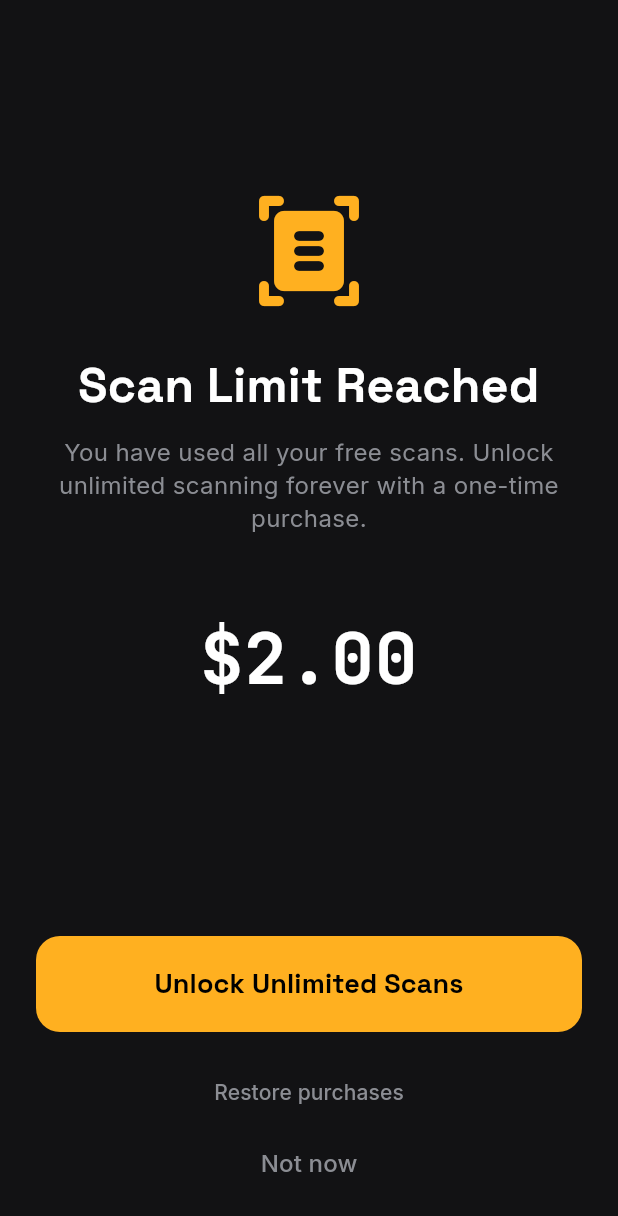
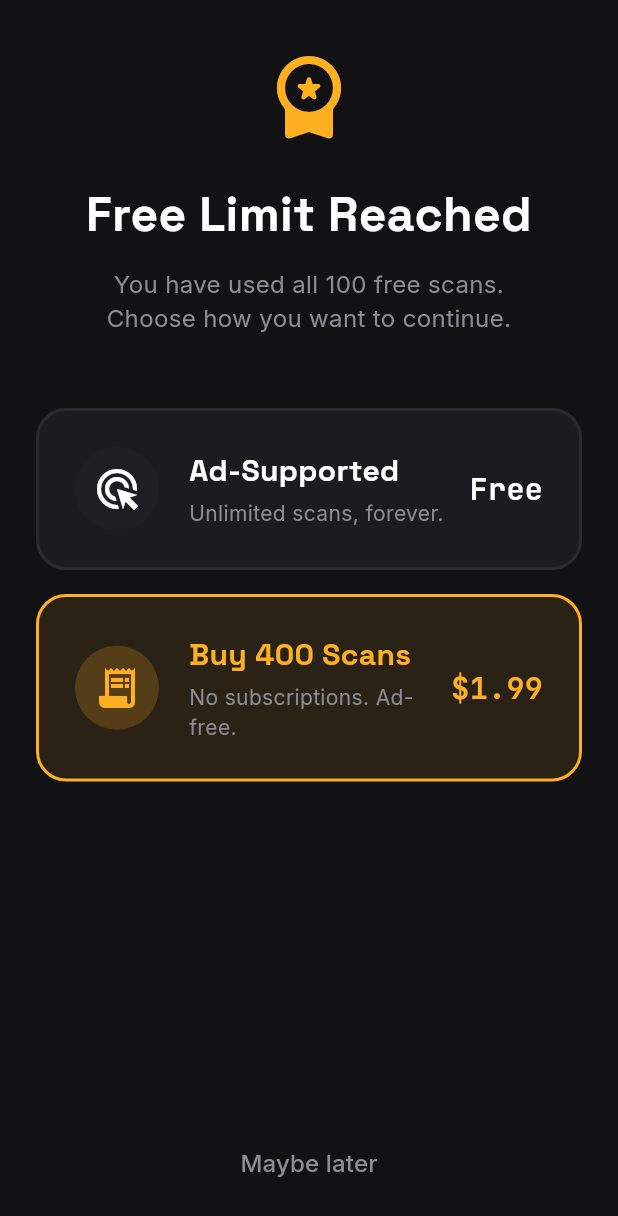
Before and after one commit to Allrounder687/IT-SCANS, a Flutter app: the PaywallScreen screen opened directly, on a phone screen of 412 x 824 dp. Shown: the top 1216 px of the screen. Run offline on Flutter 3.47's test engine with Material 3 defaults, Android fonts, the phone set to English and light mode, and no system bars; our stand-ins replace google_fonts, google_mobile_ads, google_sign_in, in_app_purchase, share_plus, shared_preferences and 1 more; missing offline and left inert: extension_google_sign_in_as_googleapis_auth, flutter_doc_scanner, flutter_pdfview, google_mlkit_text_recognition, googleapis, pdfx; accounts and stored records are empty; network calls fail.

```diff
--- a/lib/providers/monetization_provider.dart
+++ b/lib/providers/monetization_provider.dart
@@ -10,16 +10,20 @@ class MonetizationProvider extends ChangeNotifier {
   bool _isLoading = true;
   int _scanCount = 0;
   bool _isPremium = false;
+  bool _isAdSupported = false;
+  int _purchasedScans = 0;
 
-  // Hardcoded for Phase 3 per product requirements
-  static const String premiumProductId = 'premium_unlock';
+  static const String premiumProductId = 'scan_pack_400';
   ProductDetails? _premiumProduct;
 
   bool get isLoading => _isLoading;
   int get scanCount => _scanCount;
   bool get isPremium => _isPremium;
-  bool get canScan => _isPremium || _scanCount < MonetizationService.freeScanLimit;
-  int get remainingFreeScans => MonetizationService.freeScanLimit - _scanCount;
+  bool get isAdSupported => _isAdSupported;
+  int get purchasedScans => _purchasedScans;
+
+  bool get canScan => _isPremium || _isAdSupported || _scanCount < (MonetizationService.freeScanLimit + _purchasedScans);
+  int get remainingFreeScans => (MonetizationService.freeScanLimit + _purchasedScans) - _scanCount;
   ProductDetails? get premiumProduct => _premiumProduct;
 
   MonetizationProvider() {
@@ -29,6 +33,8 @@ class MonetizationProvider extends ChangeNotifier {
   Future<void> _init() async {
     _scanCount = await _service.getScanCount();
     _isPremium = await _service.hasUnlockedPremium();
+    _isAdSupported = await _service.isAdSupported();
+    _purchasedScans = await _service.getPurchasedScans();
 
     _subscription = _service.purchaseStream.listen((purchaseDetailsList) {
       _listenToPurchaseUpdated(purchaseDetailsList);
@@ -44,11 +50,17 @@ class MonetizationProvider extends ChangeNotifier {
   }
 
   Future<void> incrementScanCount() async {
-    if (!_isPremium) {
+    if (!_isPremium && !_isAdSupported) {
       await _service.incrementScanCount();
       _scanCount = await _service.getScanCount();
       notifyListeners();
     }
+  }
+
+  Future<void> chooseAdSupportedTier() async {
+    await _service.setAdSupported(true);
+    _isAdSupported = true;
+    notifyListeners();
   }
 
   Future<void> _loadProducts() async {
@@ -65,7 +77,7 @@ class MonetizationProvider extends ChangeNotifier {
 
   Future<void> purchasePremium() async {
     if (_premiumProduct != null) {
-      await _service.buyPremiumUnlock(_premiumProduct!);
+      await _service.buyConsumablePack(_premiumProduct!);
     }
   }
 
@@ -78,8 +90,9 @@ class MonetizationProvider extends ChangeNotifier {
       if (purchaseDetails.status == PurchaseStatus.purchased ||
           purchaseDetails.status == PurchaseStatus.restored) {
         if (purchaseDetails.productID == premiumProductId) {
-          await _service.setPremiumUnlocked(true);
-          _isPremium = true;
+          // Increment consumable scans
+          await _service.addPurchasedScans(400);
+          _purchasedScans = await _service.getPurchasedScans();
           notifyListeners();
         }
       }
--- a/lib/screens/paywall/paywall_screen.dart
+++ b/lib/screens/paywall/paywall_screen.dart
@@ -15,99 +15,80 @@ class PaywallScreen extends StatelessWidget {
         child: Consumer<MonetizationProvider>(
           builder: (context, monetization, child) {
             return Column(
+              crossAxisAlignment: CrossAxisAlignment.stretch,
               children: [
-                Expanded(
-                  child: Center(
-                    child: Padding(
-                      padding: const EdgeInsets.symmetric(horizontal: 32.0),
-                      child: Column(
-                        mainAxisAlignment: MainAxisAlignment.center,
-                        children: [
-                          const Icon(Icons.document_scanner_rounded, size: 80, color: appAccent),
                 const SizedBox(height: 32),
+                const Icon(Icons.workspace_premium_rounded, size: 64, color: appAccent),
+                const SizedBox(height: 24),
                 Text(
-                            'Scan Limit Reached',
+                  'Free Limit Reached',
                   textAlign: TextAlign.center,
                   style: GoogleFonts.spaceGrotesk(
                     fontSize: 32,
                     fontWeight: FontWeight.bold,
                     color: Colors.white,
-                              height: 1.1,
                   ),
                 ),
-                          const SizedBox(height: 16),
+                const SizedBox(height: 12),
                 Text(
-                            'You have used all your free scans. Unlock unlimited scanning forever with a one-time purchase.',
+                  'You have used all 100 free scans.\nChoose how you want to continue.',
                   textAlign: TextAlign.center,
                   style: GoogleFonts.inter(
                     fontSize: 16,
                     color: appTextMuted,
-                              height: 1.4,
                   ),
                 ),
                 const SizedBox(height: 48),
-                          Text(
-                            monetization.premiumProduct?.price ?? '\$2.00',
-                            style: GoogleFonts.jetBrainsMono(
-                              fontSize: 48,
-                              fontWeight: FontWeight.bold,
-                              color: Colors.white,
+                Expanded(
+                  child: Padding(
+                    padding: const EdgeInsets.symmetric(horizontal: 24.0),
+                    child: Column(
+                      children: [
+                        _buildChoiceCard(
+                          title: 'Ad-Supported',
+                          subtitle: 'Unlimited scans, forever.',
+                          price: 'Free',
+                          icon: Icons.ads_click,
+                          color: appSurface,
+                          borderColor: appLine,
+                          onTap: () async {
+                            await monetization.chooseAdSupportedTier();
+                            if (context.mounted) Navigator.pop(context);
+                          },
                         ),
+                        const SizedBox(height: 16),
+                        _buildChoiceCard(
+                          title: 'Buy 400 Scans',
+                          subtitle: 'No subscriptions. Ad-free.',
+                          price: monetization.premiumProduct?.price ?? '\$1.99',
+                          icon: Icons.receipt_long,
+                          color: appAccent.withOpacity(0.1),
+                          borderColor: appAccent,
+                          textColor: appAccent,
+                          onTap: monetization.isLoading
+                              ? null
+                              : () async {
+                                  await monetization.purchasePremium();
+                                  // Navigating back is handled by purchase stream listener or user manually returning
+                                  // But we can pop optimistically if you prefer, or just wait for the user.
+                                },
                         ),
                       ],
                     ),
                   ),
                 ),
-                ),
                 Padding(
                   padding: const EdgeInsets.all(24.0),
-                  child: Column(
-                    children: [
-                      ElevatedButton(
-                        style: ElevatedButton.styleFrom(
-                          backgroundColor: appAccent,
-                          foregroundColor: Colors.black,
-                          minimumSize: const Size(double.infinity, 64),
-                          shape: RoundedRectangleBorder(
-                            borderRadius: BorderRadius.circular(16),
-                          ),
-                          elevation: 0,
-                        ),
-                        onPressed: monetization.isLoading || monetization.isPremium
-                            ? null
-                            : () async {
-                                await monetization.purchasePremium();
-                                if (context.mounted && monetization.isPremium) {
+                  child: TextButton(
+                    onPressed: () {
+                      if (Navigator.canPop(context)) {
                         Navigator.pop(context);
                       }
                     },
                     child: Text(
-                          'Unlock Unlimited Scans',
-                          style: GoogleFonts.spaceGrotesk(
-                            fontSize: 18,
-                            fontWeight: FontWeight.bold,
-                            color: Colors.black,
-                          ),
-                        ),
-                      ),
-                      const SizedBox(height: 16),
-                      TextButton(
-                        onPressed: () {
-                          monetization.restorePurchases();
-                        },
-                        child: Text(
-                          'Restore purchases',
-                          style: GoogleFonts.inter(color: appTextMuted, fontSize: 14),
-                        ),
-                      ),
-                      TextButton(
-                        onPressed: () => Navigator.pop(context),
-                        child: Text(
-                          'Not now',
+                      'Maybe later',
                       style: GoogleFonts.inter(color: appTextMuted, fontSize: 16),
                     ),
-                      ),
-                    ],
                   ),
                 ),
               ],
@@ -117,4 +98,72 @@ class PaywallScreen extends StatelessWidget {
       ),
     );
   }
+
+  Widget _buildChoiceCard({
+    required String title,
+    required String subtitle,
+    required String price,
+    required IconData icon,
+    required Color color,
+    required Color borderColor,
+    Color textColor = Colors.white,
+    VoidCallback? onTap,
+  }) {
+    return InkWell(
+      onTap: onTap,
+      borderRadius: BorderRadius.circular(20),
+      child: Container(
+        padding: const EdgeInsets.all(24),
+        decoration: BoxDecoration(
+          color: color,
+          borderRadius: BorderRadius.circular(20),
+          border: Border.all(color: borderColor, width: 2),
+        ),
+        child: Row(
+          children: [
+            Container(
+              padding: const EdgeInsets.all(12),
+              decoration: BoxDecoration(
+                color: borderColor.withOpacity(0.2),
+                shape: BoxShape.circle,
+              ),
+              child: Icon(icon, color: textColor, size: 32),
+            ),
+            const SizedBox(width: 20),
+            Expanded(
+              child: Column(
+                crossAxisAlignment: CrossAxisAlignment.start,
+                children: [
+                  Text(
+                    title,
+                    style: GoogleFonts.spaceGrotesk(
+                      fontSize: 20,
+                      fontWeight: FontWeight.bold,
+                      color: textColor,
+                    ),
+                  ),
+                  const SizedBox(height: 4),
+                  Text(
+                    subtitle,
+                    style: GoogleFonts.inter(
+                      fontSize: 14,
+                      color: appTextMuted,
+                    ),
+                  ),
+                ],
+              ),
+            ),
+            Text(
+              price,
+              style: GoogleFonts.jetBrainsMono(
+                fontSize: 20,
+                fontWeight: FontWeight.bold,
+                color: textColor,
+              ),
+            ),
+          ],
+        ),
+      ),
+    );
   }
+}
```
Also changed, not shown: lib/main.dart (+11 -0 lines), lib/screens/home/home_screen.dart (+67 -1 lines), lib/services/monetization_service.dart (+28 -4 lines), 2 other files. Lines whose indentation alone changed are shown as unchanged.
